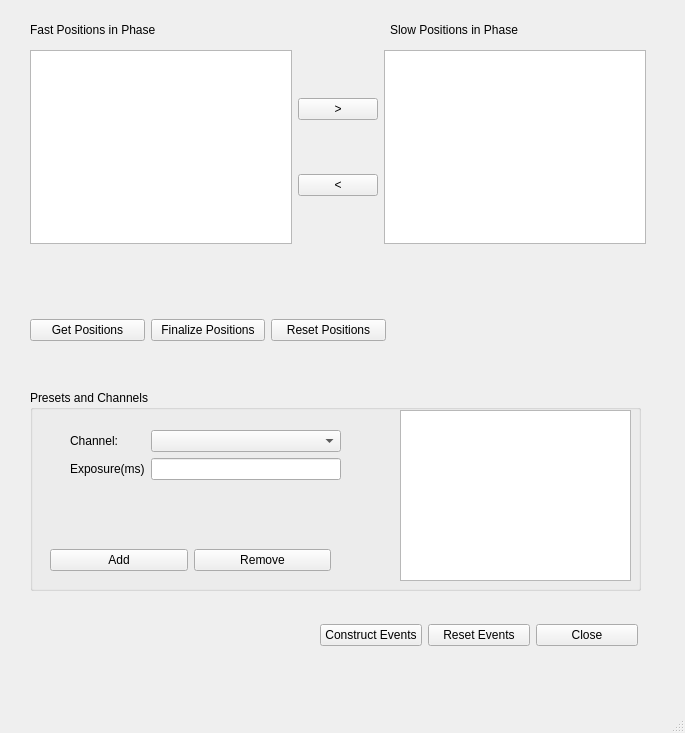
This is Events.ui in karempudi/GUIs as Qt 5 draws it before an edit. The edited form follows.
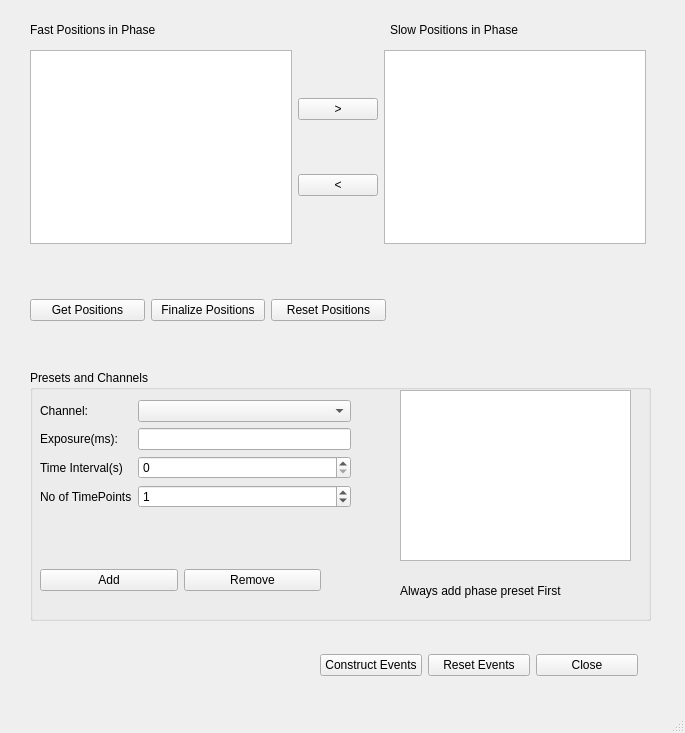
This is the edited form.

Commit message: Events GUI done, working on experimental setup

What changed in the file:
```diff
--- a/Events.ui
+++ b/Events.ui
@@ -31,7 +31,7 @@
     <property name="geometry">
      <rect>
       <x>30</x>
-      <y>290</y>
+      <y>270</y>
       <width>356</width>
       <height>80</height>
      </rect>
@@ -77,9 +77,9 @@
     <property name="geometry">
      <rect>
       <x>30</x>
-      <y>390</y>
-      <width>611</width>
-      <height>201</height>
+      <y>370</y>
+      <width>621</width>
+      <height>251</height>
      </rect>
     </property>
     <property name="title">
@@ -88,8 +88,8 @@
     <widget class="QWidget" name="horizontalLayoutWidget_3">
      <property name="geometry">
       <rect>
-       <x>20</x>
-       <y>150</y>
+       <x>10</x>
+       <y>190</y>
        <width>281</width>
        <height>41</height>
       </rect>
@@ -124,10 +124,10 @@
     <widget class="QWidget" name="formLayoutWidget">
      <property name="geometry">
       <rect>
-       <x>40</x>
-       <y>40</y>
-       <width>271</width>
-       <height>91</height>
+       <x>10</x>
+       <y>30</y>
+       <width>311</width>
+       <height>141</height>
       </rect>
      </property>
      <layout class="QFormLayout" name="channelExposureLayout">
@@ -144,15 +144,59 @@
       <item row="1" column="0">
        <widget class="QLabel" name="exposureLabel">
         <property name="text">
-         <string>Exposure(ms)</string>
+         <string>Exposure(ms):</string>
         </property>
        </widget>
       </item>
       <item row="1" column="1">
        <widget class="QLineEdit" name="exposure"/>
       </item>
+      <item row="2" column="0">
+       <widget class="QLabel" name="timeIntervalLabel">
+        <property name="text">
+         <string>Time Interval(s)</string>
+        </property>
+       </widget>
+      </item>
+      <item row="2" column="1">
+       <widget class="QSpinBox" name="minTimeIntervalSpinBox">
+        <property name="maximum">
+         <number>10000</number>
+        </property>
+       </widget>
+      </item>
+      <item row="3" column="0">
+       <widget class="QLabel" name="nTimePointsLabel">
+        <property name="text">
+         <string>No of TimePoints</string>
+        </property>
+       </widget>
+      </item>
+      <item row="3" column="1">
+       <widget class="QSpinBox" name="nTimePointsSpinBox">
+        <property name="maximum">
+         <number>500</number>
+        </property>
+        <property name="value">
+         <number>1</number>
+        </property>
+       </widget>
+      </item>
      </layout>
     </widget>
+    <widget class="QLabel" name="label">
+     <property name="geometry">
+      <rect>
+       <x>370</x>
+       <y>200</y>
+       <width>231</width>
+       <height>41</height>
+      </rect>
+     </property>
+     <property name="text">
+      <string>Always add phase preset First</string>
+     </property>
+    </widget>
    </widget>
    <widget class="QWidget" name="horizontalLayoutWidget_2">
     <property name="geometry">
@@ -194,7 +238,7 @@
     <property name="geometry">
      <rect>
       <x>320</x>
-      <y>610</y>
+      <y>640</y>
       <width>318</width>
       <height>51</height>
      </rect>
```
The commit also changes 5 other files.
